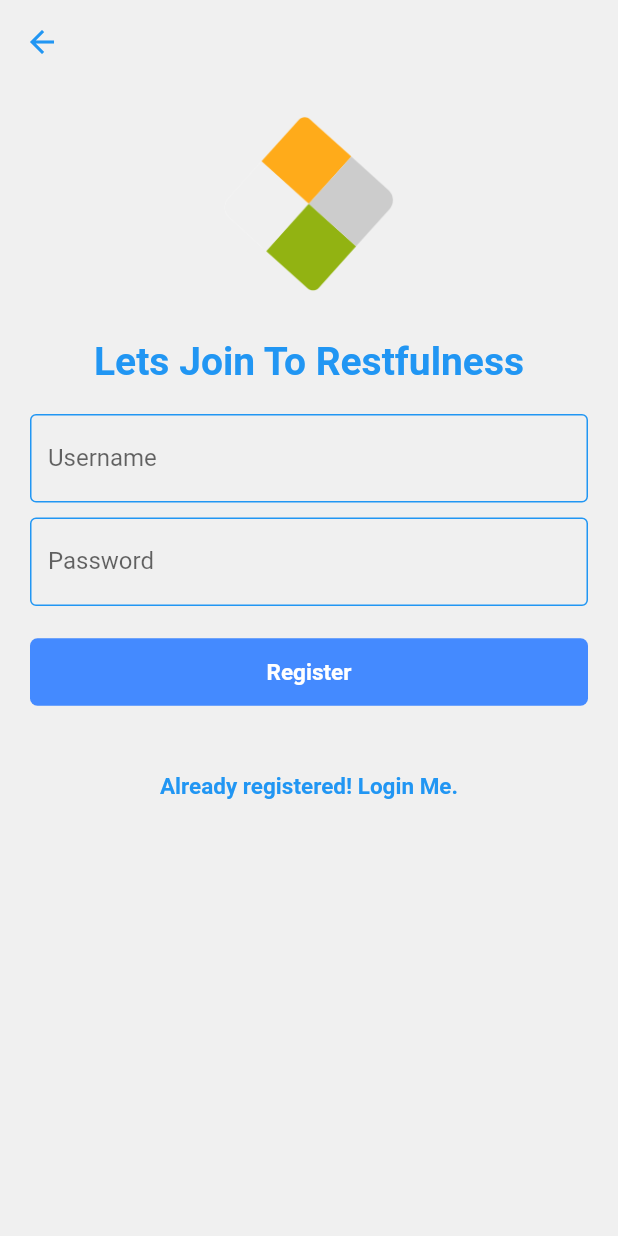
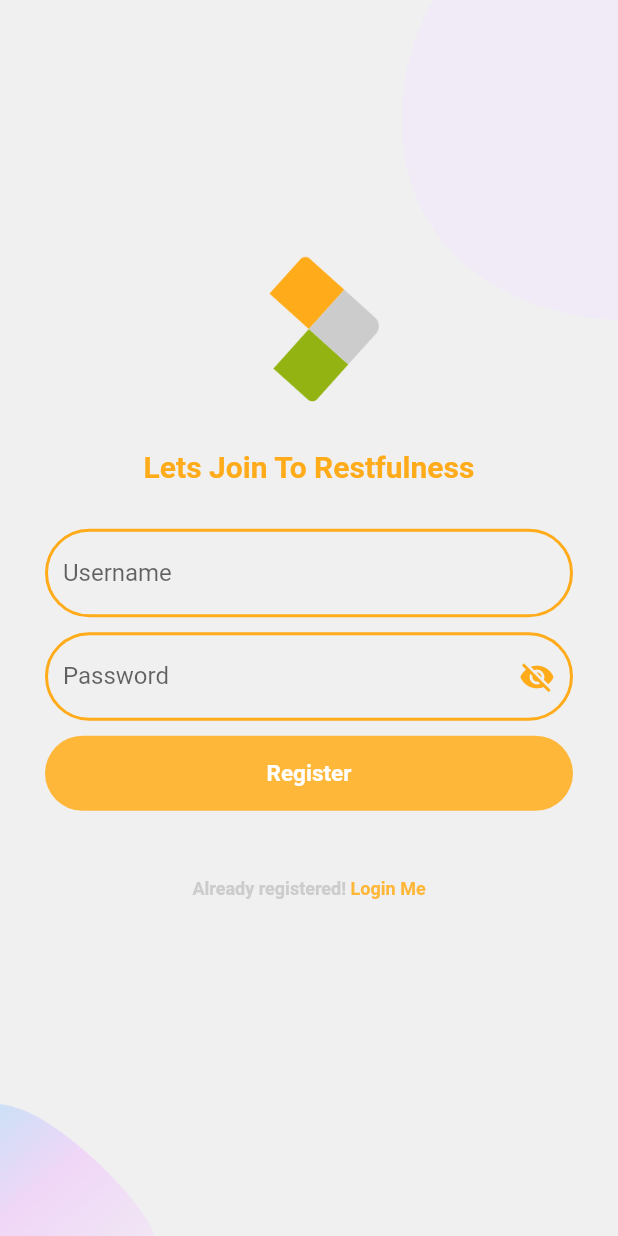
Before and after one commit to Restfulness/Restfulness-flutter-app, a Flutter app: the screen it shows after launch, after a tap on an icon or button, on a phone screen of 412 x 824 dp. Run offline on Flutter 3.47's test engine with Material 2 defaults, Android fonts, the phone set to English and light mode, and no system bars; our stand-ins replace fancy_bottom_navigation, flutter_tags, material_design_icons_flutter, rxdart, share, shared_preferences and 2 more; missing offline and left inert: shared_preferences_web; accounts and stored records are empty.

Commit message:
Change register screen UI

```diff
--- a/lib/src/app.dart
+++ b/lib/src/app.dart
@@ -6,7 +6,7 @@ import 'blocs/authentication/auth_provider.dart';
 import 'blocs/link/links_provider.dart';
 import 'screens/decision_screen.dart';
 import 'screens/login/login_screen.dart';
-import 'screens/register_screen.dart';
+import 'screens/register/register_screen.dart';
 
 class App extends StatelessWidget {
   @override
--- a/lib/src/screens/decision_screen.dart
+++ b/lib/src/screens/decision_screen.dart
@@ -1,6 +1,7 @@
 import 'dart:convert';
 
 import 'package:flutter/material.dart';
+import 'package:restfulness/constants.dart';
 import 'package:restfulness/src/blocs/category/categories_provider.dart';
 import 'package:restfulness/src/blocs/link/links_provider.dart';
 import 'package:restfulness/src/resources/repository.dart';
@@ -81,7 +82,7 @@ class _DecisionScreenState extends State<DecisionScreen> {
       _state,
       textAlign: TextAlign.left,
       style: TextStyle(
-          fontWeight: FontWeight.bold, fontSize: 26.0, color: Colors.blue),
+          fontWeight: FontWeight.bold, fontSize: 26.0, color: primaryColor),
     );
   }
 }
--- /dev/null
+++ b/lib/src/screens/register/register_background.dart
@@ -0,0 +1,41 @@
+import 'package:flutter/material.dart';
+
+class RegisterBackground extends StatelessWidget {
+  final Widget child;
+  const RegisterBackground({
+    Key key,
+    @required this.child,
+  }) : super(key: key);
+
+  @override
+  Widget build(BuildContext context) {
+    Size size = MediaQuery.of(context).size;
+    return Container(
+      height: size.height,
+      width: double.infinity,
+      // Here i can use size.width but use double.infinity because both work as a same
+      child: Stack(
+        alignment: Alignment.center,
+        children: <Widget>[
+          Positioned(
+            top: 0,
+            right: 0,
+            child: Image.asset(
+              "assets/images/signup_top.png",
+              width: size.width * 0.35,
+            ),
+          ),
+          Positioned(
+            bottom: 0,
+            left: 0,
+            child: Image.asset(
+              "assets/images/signup_bottom.png",
+              width: size.width * 0.25,
+            ),
+          ),
+          child,
+        ],
+      ),
+    );
+  }
+}
--- /dev/null
+++ b/lib/src/screens/register/register_screen.dart
@@ -0,0 +1,233 @@
+import 'package:flutter/material.dart';
+import 'package:restfulness/constants.dart';
+import 'package:restfulness/src/blocs/authentication/auth_bloc.dart';
+import 'package:restfulness/src/blocs/authentication/auth_provider.dart';
+import 'package:restfulness/src/screens/register/register_background.dart';
+
+import '../login/login_screen.dart';
+
+class RegisterScreen extends StatefulWidget {
+  @override
+  _RegisterScreenState createState() => _RegisterScreenState();
+}
+
+class _RegisterScreenState extends State<RegisterScreen> {
+  bool _passwordVisible = false;
+
+  @override
+  void initState() {
+    _passwordVisible = false;
+    super.initState();
+  }
+
+  @override
+  Widget build(BuildContext context) {
+    final bloc = AuthProvider.of(context);
+    return Scaffold(
+      resizeToAvoidBottomInset: false,
+      resizeToAvoidBottomPadding: false,
+      body: buildBody(bloc, context),
+    );
+  }
+
+  buildBody(AuthBloc bloc, BuildContext context) {
+    final bottom = MediaQuery.of(context).viewInsets.bottom;
+
+    return RegisterBackground(
+        child: SingleChildScrollView(
+      reverse: true,
+      padding: EdgeInsets.only(bottom: bottom),
+      child: Container(
+        margin: EdgeInsets.fromLTRB(30.0, 0, 30, 30),
+        child: Column(
+          children: [
+            Image.asset("assets/icons/restApi.png", width: 100),
+            Container(margin: EdgeInsets.only(top: 30.0)),
+            buildTitle(),
+            Container(margin: EdgeInsets.only(top: 30.0)),
+            usernameField(bloc),
+            Container(margin: EdgeInsets.only(top: 10.0)),
+            passwordField(bloc),
+            Container(margin: EdgeInsets.only(top: 10.0)),
+            buildSignUpButton(bloc),
+            Container(margin: EdgeInsets.only(top: 20.0)),
+            buildLoginButton(context, bloc),
+          ],
+        ),
+      ),
+    ));
+  }
+
+  Widget buildTitle() {
+    return Container(
+      alignment: Alignment.topCenter,
+      child: Text(
+        "Lets Join To Restfulness",
+        textAlign: TextAlign.left,
+        style: TextStyle(
+            fontWeight: FontWeight.bold, fontSize: 20.0, color: primaryColor),
+      ),
+    );
+  }
+
+  Widget usernameField(AuthBloc bloc) {
+    return StreamBuilder(
+      stream: bloc.usernameSignUp,
+      builder: (context, snapshot) {
+        return TextField(
+          onChanged: (newValue) {
+            bloc.changeUsernameSignUp(newValue);
+          },
+          keyboardType: TextInputType.text,
+          decoration: InputDecoration(
+            enabledBorder: OutlineInputBorder(
+              borderRadius: BorderRadius.all(Radius.circular(30)),
+              borderSide: BorderSide(color: primaryColor, width: 2.0),
+            ),
+            border: OutlineInputBorder(
+                borderRadius: BorderRadius.all(Radius.circular(30))),
+            labelText: "Username",
+            hintText: "example",
+            errorText: snapshot.error,
+          ),
+          autofocus: false,
+        );
+      },
+    );
+  }
+
+  Widget passwordField(AuthBloc bloc) {
+    return StreamBuilder(
+      stream: bloc.passwordSignUp,
+      builder: (context, snapshot) {
+        return TextField(
+          onChanged: bloc.changePasswordSignUp,
+          obscureText: !_passwordVisible,
+          decoration: InputDecoration(
+            enabledBorder: OutlineInputBorder(
+              borderRadius: BorderRadius.all(Radius.circular(30)),
+              borderSide: BorderSide(color: primaryColor, width: 2.0),
+            ),
+            border: OutlineInputBorder(
+                borderRadius: BorderRadius.all(Radius.circular(30))),
+            labelText: "Password",
+            hintText: "strong password",
+            errorText: snapshot.error,
+            suffixIcon: IconButton(
+              icon: Icon(
+                // Based on passwordVisible state choose the icon
+                _passwordVisible ? Icons.visibility : Icons.visibility_off,
+                color: primaryColor,
+              ),
+              onPressed: () {
+                // Update the state i.e. toogle the state of passwordVisible variable
+                setState(() {
+                  _passwordVisible = !_passwordVisible;
+                });
+              },
+            ),
+          ),
+        );
+      },
+    );
+  }
+
+  Widget confirmPasswordField(AuthBloc bloc) {
+    return StreamBuilder(
+      stream: bloc.passwordSignUp,
+      builder: (context, snapshot) {
+        return TextField(
+          onChanged: bloc.changePasswordSignUp,
+          obscureText: true,
+          decoration: InputDecoration(
+            enabledBorder: OutlineInputBorder(
+              borderRadius: BorderRadius.all(Radius.circular(30)),
+              borderSide: BorderSide(color: primaryColor, width: 2.0),
+            ),
+            border: OutlineInputBorder(
+                borderRadius: BorderRadius.all(Radius.circular(30))),
+            labelText: "Confirm Password",
+            hintText: "strong password",
+            errorText: snapshot.error,
+          ),
+        );
+      },
+    );
+  }
+
+  Widget buildSignUpButton(AuthBloc bloc) {
+    return StreamBuilder(
+        stream: bloc.submitButtonSignUp,
+        builder: (context, AsyncSnapshot<bool> snapshot) {
+          return ButtonTheme(
+            minWidth: double.infinity,
+            height: 50.0,
+            child: RaisedButton(
+              elevation: 5.0,
+              child: Text(
+                "Register",
+                style: TextStyle(
+                  fontWeight: FontWeight.bold,
+                  fontSize: 15.0,
+                ),
+              ),
+              color: primaryColor,
+              disabledColor: primaryLightColor,
+              textColor: Colors.white,
+              disabledTextColor: Colors.white,
+              onPressed: snapshot.hasData
+                  ? () {
+                      bloc.submitRegister(context);
+                    }
+                  : null,
+              shape: RoundedRectangleBorder(
+                borderRadius: BorderRadius.circular(30.0),
+              ),
+            ),
+          );
+        });
+  }
+
+  Widget buildLoginButton(BuildContext context, AuthBloc bloc) {
+    return Padding(
+      padding: const EdgeInsets.all(8.0),
+      child: ButtonTheme(
+        height: 45.0,
+        child: FlatButton(
+          child: RichText(
+              text: TextSpan(
+            style: TextStyle(
+              fontSize: 12.0,
+              color: textColor,
+            ),
+            children: <TextSpan>[
+              TextSpan(
+                  text: 'Already registered! ',
+                  style: TextStyle(fontWeight: FontWeight.bold)),
+              TextSpan(
+                  text: 'Login Me',
+                  style: TextStyle(
+                      fontWeight: FontWeight.bold, color: primaryLightColor)),
+            ],
+          )),
+          color: Colors.transparent,
+          textColor: Colors.blue,
+          onPressed: () {
+            _redirectToPage(context, LoginScreen());
+          },
+          shape: RoundedRectangleBorder(
+            borderRadius: BorderRadius.circular(5.0),
+          ),
+        ),
+      ),
+    );
+  }
+
+  Future<void> _redirectToPage(BuildContext context, Widget page) async {
+    final MaterialPageRoute<bool> newRoute =
+        MaterialPageRoute<bool>(builder: (BuildContext context) => page);
+
+    await Navigator.of(context)
+        .pushAndRemoveUntil<bool>(newRoute, ModalRoute.withName('/login'));
+  }
+}
--- a/lib/src/screens/register_screen.dart
+++ /dev/null
@@ -1,178 +0,0 @@
-import 'package:flutter/material.dart';
-import 'package:restfulness/src/blocs/authentication/auth_bloc.dart';
-import 'package:restfulness/src/blocs/authentication/auth_provider.dart';
-
-import 'login/login_screen.dart';
-
-class RegisterScreen extends StatelessWidget {
-  @override
-  Widget build(BuildContext context) {
-    final bloc = AuthProvider.of(context);
-    return Scaffold(
-      resizeToAvoidBottomInset: false,
-      resizeToAvoidBottomPadding: false,
-      appBar: AppBar(
-        backgroundColor: Colors.transparent,
-        elevation: 0,
-        iconTheme: IconThemeData(
-          color: Colors.blue, //change your color here
-        ),
-      ),
-      body: buildBody(bloc,context),
-    );
-  }
-
-
-  buildBody(AuthBloc bloc, BuildContext context) {
-    final bottom = MediaQuery.of(context).viewInsets.bottom;
-
-    return SingleChildScrollView(
-      reverse: true,
-      padding: EdgeInsets.only(bottom: bottom),
-      child: Container(
-        margin: EdgeInsets.all(20.0),
-        child: Column(
-          children: [
-            Image.asset("assets/icons/restApi.png", width: 120),
-            Container(margin: EdgeInsets.only(top: 30.0)),
-            buildTitle(),
-            Container(margin: EdgeInsets.only(top: 20.0)),
-            usernameField(bloc),
-            Container(margin: EdgeInsets.only(top: 10.0)),
-            passwordField(bloc),
-            Container(margin: EdgeInsets.only(top: 20.0)),
-            buildSignUpButton(bloc),
-            Container(margin: EdgeInsets.only(top: 20.0)),
-            buildLoginButton(context,bloc),
-          ],
-        ),
-      ),
-    );
-  }
-  Widget buildTitle() {
-
-    return Container(
-      alignment: Alignment.topCenter,
-      child: Text(
-        "Lets Join To Restfulness",
-        textAlign: TextAlign.left,
-        style: TextStyle(fontWeight: FontWeight.bold, fontSize: 26.0,color: Colors.blue),
-      ),
-    );
-  }
-
-  Widget usernameField(AuthBloc bloc) {
-    return StreamBuilder(
-      stream: bloc.usernameSignUp,
-      builder: (context, snapshot) {
-        return TextField(
-          onChanged: (newValue) {
-            bloc.changeUsernameSignUp(newValue);
-          },
-          keyboardType: TextInputType.text,
-          decoration: InputDecoration(
-            enabledBorder: OutlineInputBorder(
-              // width: 0.0 produces a thin "hairline" border
-              borderSide: BorderSide(color: Colors.blue, width: 1.0),
-            ),
-            border: OutlineInputBorder(),
-            labelText: "Username",
-            hintText: "example",
-            errorText: snapshot.error,
-          ),
-          autofocus: false,
-        );
-      },
-    );
-  }
-
-  Widget passwordField(AuthBloc bloc) {
-    return StreamBuilder(
-      stream: bloc.passwordSignUp,
-      builder: (context, snapshot) {
-        return TextField(
-          onChanged: bloc.changePasswordSignUp,
-          obscureText: true,
-          decoration: InputDecoration(
-            enabledBorder: OutlineInputBorder(
-              // width: 0.0 produces a thin "hairline" border
-              borderSide: BorderSide(color: Colors.blue, width: 1.0),
-            ),
-            border: OutlineInputBorder(),
-            labelText: "Password",
-            hintText: "strong password",
-            errorText: snapshot.error,
-          ),
-        );
-      },
-    );
-  }
-
-  Widget buildSignUpButton(AuthBloc bloc) {
-    return StreamBuilder(
-        stream: bloc.submitButtonSignUp,
-        builder: (context, AsyncSnapshot<bool> snapshot) {
-          return Padding(
-            padding: const EdgeInsets.all(0.0),
-            child: ButtonTheme(
-              minWidth: double.infinity,
-              height: 45.0,
-              child: RaisedButton(
-                elevation: 5.0,
-                child: Text(
-                  "Register",
-                  style: TextStyle(
-                    fontWeight: FontWeight.bold,
-                    fontSize: 15.0,
-                  ),
-                ),
-                color: Colors.blue,
-                disabledColor: Colors.blueAccent,
-                textColor: Colors.white,
-                disabledTextColor: Colors.white,
-                onPressed: snapshot.hasData
-                    ? () {
-                  bloc.submitRegister(context);
-                }
-                    : null,
-                shape: RoundedRectangleBorder(
-                  borderRadius: BorderRadius.circular(5.0),
-                ),
-              ),
-            ),
-          );
-        });
-  }
-
-  Widget buildLoginButton(BuildContext context,AuthBloc bloc) {
-    return Padding(
-      padding: const EdgeInsets.all(8.0),
-      child: ButtonTheme(
-        height: 45.0,
-        child: FlatButton(
-          child: Text("Already registered! Login Me.",
-              style: TextStyle(
-                fontWeight: FontWeight.bold,
-                fontSize: 15.0,
-              )),
-          color: Colors.transparent,
-          textColor: Colors.blue,
-          onPressed: () {
-            _redirectToPage(context, LoginScreen());
-          },
-          shape: RoundedRectangleBorder(
-            borderRadius: BorderRadius.circular(5.0),
-          ),
-        ),
-      ),
-    );
-  }
-
-  Future<void> _redirectToPage(BuildContext context, Widget page) async {
-    final MaterialPageRoute<bool> newRoute =
-        MaterialPageRoute<bool>(builder: (BuildContext context) => page);
-
-    await Navigator.of(context)
-        .pushAndRemoveUntil<bool>(newRoute, ModalRoute.withName('/login'));
-  }
-}
```
